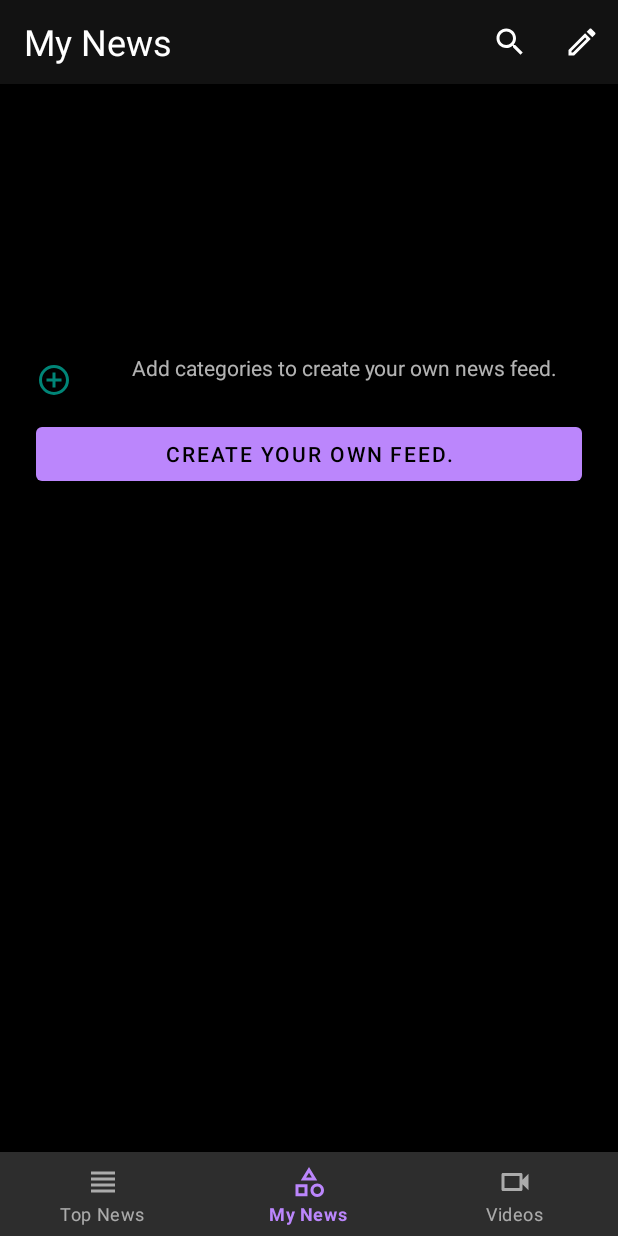
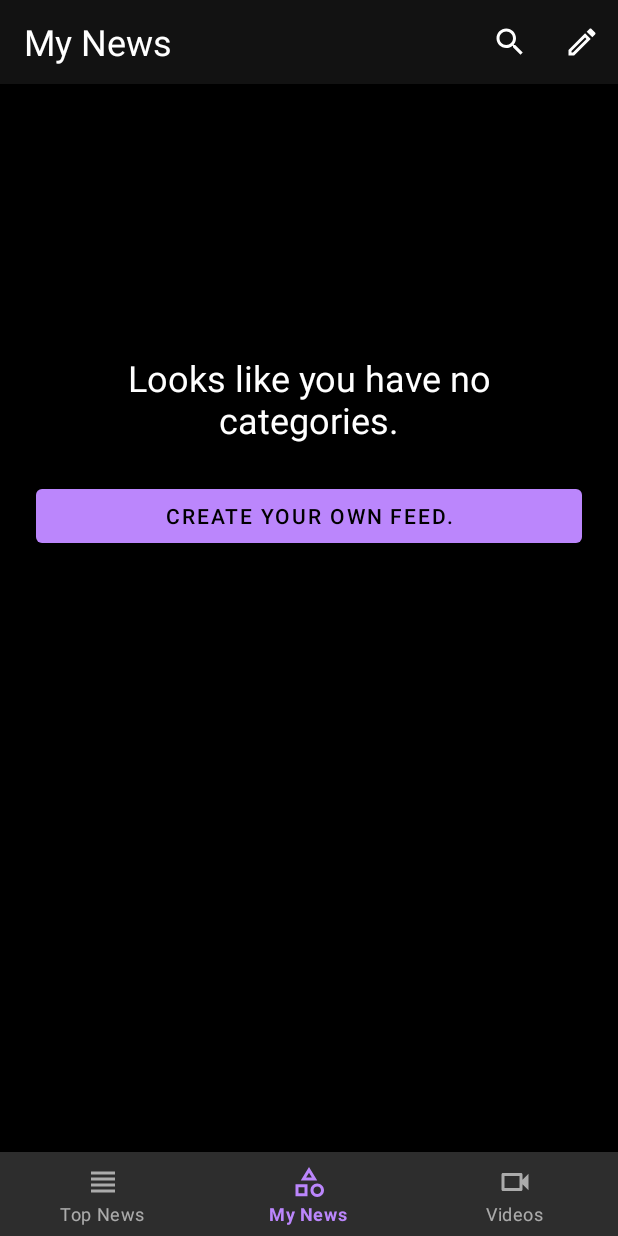
Before and after one commit to ThomasWilliamMarsh/My-News-Android, an Android app: the CategoriesFragment screen opened through its navigation route, on a phone screen of 412 x 824 dp. Run offline under Robolectric (Android 15) with nearby library versions, the phone set to English and light mode, and no system bars; our stand-ins replace Dagger/Hilt's generated code, Room's generated code, navigation-ui; libraries missing offline, so code that uses them is left out: com.jakewharton.retrofit2; pictures from the network do not load; 5 statements that could not run were skipped.

```diff
--- a/app/src/main/java/info/tommarsh/presentation/ui/article/categories/CategoriesFragment.kt
+++ b/app/src/main/java/info/tommarsh/presentation/ui/article/categories/CategoriesFragment.kt
@@ -2,8 +2,8 @@ package info.tommarsh.presentation.ui.article.categories
 
 import android.os.Bundle
 import android.view.*
+import androidx.lifecycle.Observer
 import androidx.lifecycle.ViewModelProviders
-import androidx.lifecycle.observe
 import androidx.navigation.Navigation
 import androidx.recyclerview.widget.GridLayoutManager
 import info.tommarsh.core.extensions.makeGone
@@ -51,8 +51,13 @@ class CategoriesFragment : BaseFragment() {
 
     override fun onActivityCreated(savedInstanceState: Bundle?) {
         super.onActivityCreated(savedInstanceState)
-        viewModel.feed.observe(viewLifecycleOwner, ::onArticleCategories)
-        viewModel.selectedCategories.observe(viewLifecycleOwner, ::onSelectedCategories)
+        viewModel.feed.observe(viewLifecycleOwner, Observer(::onArticleCategories))
+        viewModel.selectedCategories.observe(viewLifecycleOwner, Observer(::onSelectedCategories))
+    }
+
+    override fun onResume() {
+        super.onResume()
+        viewModel.refreshFeed()
     }
 
     private fun onSelectedCategories(categories: List<CategoryModel>) {
@@ -62,7 +67,6 @@ class CategoriesFragment : BaseFragment() {
             add_categories_root.makeGone()
             refresh_my_news.isRefreshing = true
         }
-
         viewModel.refreshFeed()
     }
 
--- a/app/src/main/res/layout/layout_add_categories.xml
+++ b/app/src/main/res/layout/layout_add_categories.xml
@@ -8,25 +8,16 @@
         android:visibility="gone"
         android:padding="@dimen/huge_paddding">
 
-    <androidx.appcompat.widget.AppCompatImageView
-            android:id="@+id/add_categories_icon"
-            android:layout_width="wrap_content"
-            android:layout_height="wrap_content"
-            android:src="@drawable/ic_plus_circle_outline"
-            android:contentDescription="@string/my_news"
-            android:paddingTop="@dimen/add_icon_padding"
-            app:layout_constraintStart_toStartOf="parent"
-            app:layout_constraintTop_toBottomOf="@id/guideline"/>
-
     <androidx.appcompat.widget.AppCompatTextView
             android:id="@+id/add_categories_blurb"
             android:layout_width="wrap_content"
             android:layout_height="wrap_content"
-            android:layout_marginStart="@dimen/large_margin"
+            android:textAlignment="center"
             android:text="@string/add_categories_blurb"
-            app:layout_constraintStart_toEndOf="@id/add_categories_icon"
+            android:textAppearance="@style/TextAppearance.MaterialComponents.Headline5"
+            app:layout_constraintStart_toStartOf="parent"
             app:layout_constraintEnd_toEndOf="parent"
-            app:layout_constraintTop_toTopOf="@id/add_categories_icon"/>
+            app:layout_constraintTop_toBottomOf="@id/guideline"/>
 
     <com.google.android.material.button.MaterialButton
             android:id="@+id/add_categories_button"
--- a/app/src/main/res/values/strings.xml
+++ b/app/src/main/res/values/strings.xml
@@ -11,7 +11,7 @@
     <string name="sources">Sources</string>
     <string name="videos">Videos</string>
     <string name="create_feed_button">Create your own feed.</string>
-    <string name="add_categories_blurb">Add categories to create your own news feed.</string>
+    <string name="add_categories_blurb">Looks like you have no categories.</string>
     <string name="add_choice">Add choice.</string>
     <string name="edit_my_news">Edit My News</string>
     <string name="chevron"><![CDATA[>]]></string>
--- a/build.gradle
+++ b/build.gradle
@@ -25,7 +25,7 @@ task clean(type: Delete) {
 
 ext {
     //AndroidX
-    appCompatVersion = "1.1.0-alpha05"
+    appCompatVersion = "1.1.0-rc01"
     cardViewVersion = "1.0.0"
     materialVersion = "1.1.0-alpha06"
     recyclerViewVersion = "1.0.0"
@@ -45,7 +45,6 @@ ext {
     lifecycleAlphaVersion = "2.2.0-alpha01"
     roomVersion = "2.1.0-beta01"
     pagingVersion = "2.0.0-alpha1"
-    ktxVersion = "1.0.0-alpha3"
 
     //Network
     retrofitVersion = "2.6.0"
@@ -68,6 +67,7 @@ ext {
     jodaTimeVersion = "2.10.1"
     glideVersion = "4.8.0"
     tabVersion = "28.0.0"
+    coreKtxVersion = "1.1.0-rc01"
 
     minSdk = 23
     targetSdk = 28
--- a/data/build.gradle
+++ b/data/build.gradle
@@ -35,6 +35,9 @@ dependencies {
     //Google
     implementation 'androidx.appcompat:appcompat:' + rootProject.appCompatVersion
 
+    //KTX
+    implementation 'androidx.core:core-ktx:' + rootProject.coreKtxVersion
+
     //Gson
     implementation 'com.google.code.gson:gson:' + rootProject.gsonVersion
 
```
Also changed, not shown: data/src/main/java/info/tommarsh/data/PreferencesRepository.kt (+9 -6 lines).
